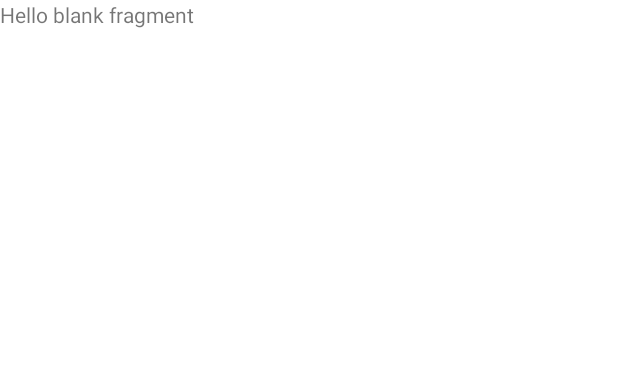
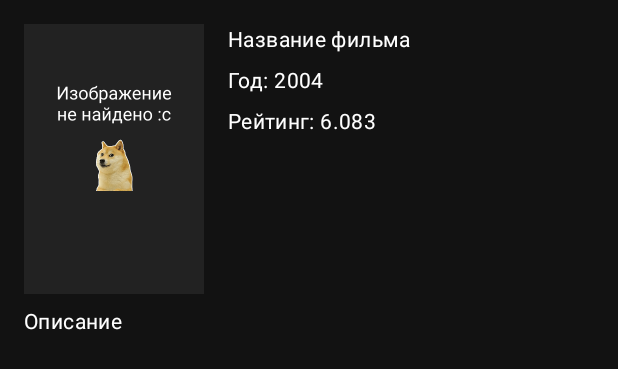
Before and after one commit to AndrewWeis/FilmsAppMvp, an Android app: the layout fragment_detailed_film.xml on its own in the app's theme, with its tools: preview values and no code run, on a phone screen of 412 x 824 dp. Shown: the top 369 px of the screen. Run offline under Robolectric (Android 15) with nearby library versions, the phone set to English and light mode, and no system bars.

Commit message:
Made design for detailed film screen

```diff
--- a/app/src/main/java/com/example/filmsapp/view/adapters/FilmsListRVItem.kt
+++ b/app/src/main/java/com/example/filmsapp/view/adapters/FilmsListRVItem.kt
@@ -14,7 +14,7 @@ sealed class FilmsListRVItem {
         @Json(name = "localized_name") val localName: String?,
         val name: String?,
         val year: Int?,
-        val rating: Double?,
+        val rate: Double?,
         @Json(name = "image_url") val imageUrl: String?,
         val description: String?,
         val genres: List<String>?,
--- a/app/src/main/res/layout/fragment_detailed_film.xml
+++ b/app/src/main/res/layout/fragment_detailed_film.xml
@@ -1,14 +1,72 @@
 <?xml version="1.0" encoding="utf-8"?>
-<FrameLayout xmlns:android="http://schemas.android.com/apk/res/android"
-    xmlns:tools="http://schemas.android.com/tools"
-    android:layout_width="match_parent"
-    android:layout_height="match_parent"
-    tools:context=".view.fragments.DetailedFilmFragment">
+<layout xmlns:android="http://schemas.android.com/apk/res/android"
+    xmlns:app="http://schemas.android.com/apk/res-auto"
+    xmlns:tools="http://schemas.android.com/tools">
 
-    <!-- TODO: Update blank fragment layout -->
-    <TextView
+    <data>
+
+        <variable
+            name="film"
+            type="com.example.filmsapp.view.adapters.FilmsListRVItem.Film" />
+    </data>
+
+    <androidx.constraintlayout.widget.ConstraintLayout
         android:layout_width="match_parent"
         android:layout_height="match_parent"
-        android:text="@string/hello_blank_fragment" />
+        android:background="@color/background"
+        android:padding="@dimen/margin_normal"
+        tools:context=".view.fragments.DetailedFilmFragment">
 
-</FrameLayout>
+        <ImageView
+            android:id="@+id/previewImage"
+            android:layout_width="120dp"
+            android:layout_height="180dp"
+            android:scaleType="fitXY"
+            app:bindImage="@{film.imageUrl}"
+            app:layout_constraintStart_toStartOf="parent"
+            app:layout_constraintTop_toTopOf="parent"
+            tools:src="@drawable/image_not_found" />
+
+        <TextView
+            android:id="@+id/titleTx"
+            style="@style/txFilmDetailed"
+            android:text="@{film.name}"
+            app:layout_constraintStart_toEndOf="@id/previewImage"
+            app:layout_constraintEnd_toEndOf="parent"
+            app:layout_constraintTop_toTopOf="@id/previewImage"
+            tools:text="Название фильма" />
+
+        <TextView
+            android:id="@+id/yearTx"
+            style="@style/txFilmDetailed"
+            android:text="@{@string/film_year_text(film.year)}"
+            android:layout_marginTop="@dimen/margin_small"
+            app:layout_constraintStart_toEndOf="@id/previewImage"
+            app:layout_constraintEnd_toEndOf="parent"
+            app:layout_constraintTop_toBottomOf="@id/titleTx"
+            tools:text="Год: 2004" />
+
+        <TextView
+            android:id="@+id/rateTx"
+            style="@style/txFilmDetailed"
+            android:text="@{@string/film_rate_text(film.rate)}"
+            android:layout_marginTop="@dimen/margin_small"
+            app:layout_constraintStart_toEndOf="@id/previewImage"
+            app:layout_constraintEnd_toEndOf="parent"
+            app:layout_constraintTop_toBottomOf="@id/yearTx"
+            tools:text="Рейтинг: 6.083" />
+
+        <TextView
+            android:id="@+id/descTx"
+            style="@style/txFilmDetailed"
+            android:text="@{film.description}"
+            android:layout_marginTop="@dimen/margin_small"
+            android:layout_marginStart="0dp"
+            app:layout_constraintStart_toStartOf="parent"
+            app:layout_constraintEnd_toEndOf="parent"
+            app:layout_constraintTop_toBottomOf="@id/previewImage"
+            tools:text="Описание" />
+
+
+    </androidx.constraintlayout.widget.ConstraintLayout>
+</layout>
--- a/app/src/main/res/layout/item_film.xml
+++ b/app/src/main/res/layout/item_film.xml
@@ -33,7 +33,7 @@
                 app:bindImage="@{film.imageUrl}"
                 app:layout_constraintStart_toStartOf="parent"
                 app:layout_constraintTop_toTopOf="parent"
-                tools:src="@tools:sample/avatars" />
+                tools:src="@drawable/image_not_found" />
 
             <View
                 android:id="@+id/blackView"
--- a/app/src/main/res/values/dimens.xml
+++ b/app/src/main/res/values/dimens.xml
@@ -1,5 +1,6 @@
 <?xml version="1.0" encoding="utf-8"?>
 <resources>
+    <dimen name="margin_large">32dp</dimen>
     <dimen name="margin_normal">16dp</dimen>
     <dimen name="margin_small">8dp</dimen>
     <dimen name="margin_tiny">4dp</dimen>
--- a/app/src/main/res/values/strings.xml
+++ b/app/src/main/res/values/strings.xml
@@ -1,5 +1,6 @@
 <resources>
     <string name="app_name">FilmsApp</string>
-    <!-- TODO: Remove or change this placeholder text -->
     <string name="hello_blank_fragment">Hello blank fragment</string>
+    <string name="film_year_text">Год: %d</string>
+    <string name="film_rate_text">Год: %s</string>
 </resources>
--- a/app/src/main/res/values/styles.xml
+++ b/app/src/main/res/values/styles.xml
@@ -12,4 +12,12 @@
         <item name="android:letterSpacing">0</item>
         <item name="cornerRadius">@dimen/btn_corners</item>
     </style>
+
+    <style name="txFilmDetailed" parent="TextAppearance.MaterialComponents.Body2">
+        <item name="android:layout_width">0dp</item>
+        <item name="android:layout_height">wrap_content</item>
+        <item name="android:layout_marginStart">@dimen/margin_normal</item>
+        <item name="android:layout_marginEnd">@dimen/margin_normal</item>
+        <item name="android:textColor">@color/white</item>
+    </style>
 </resources>
```
